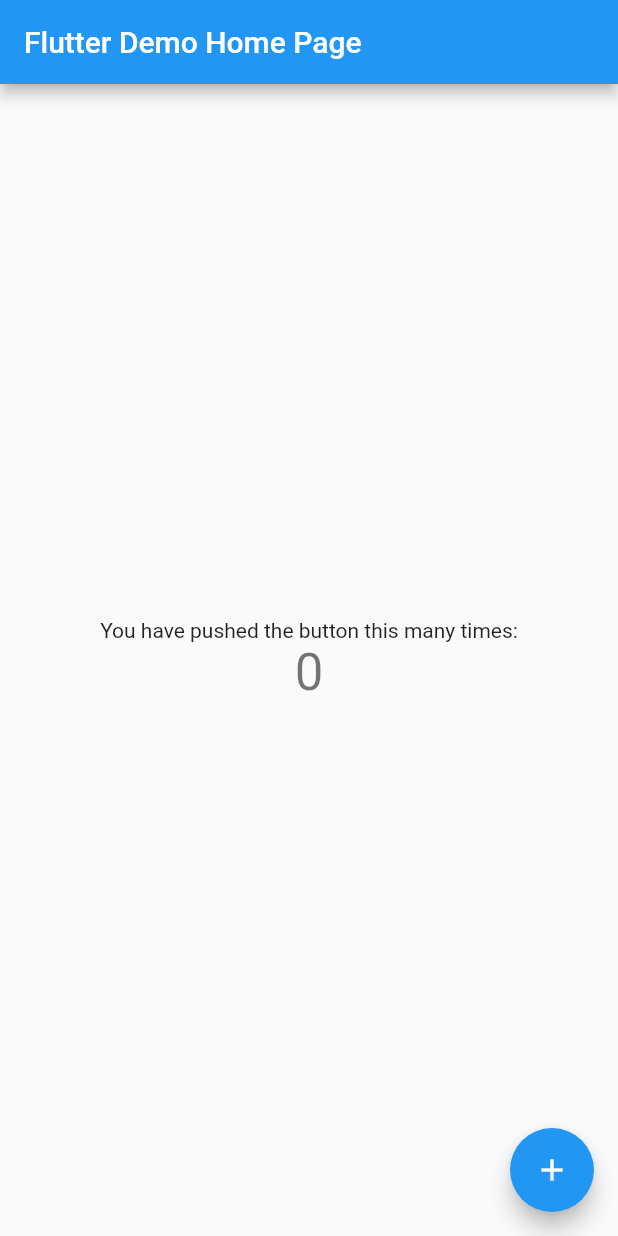
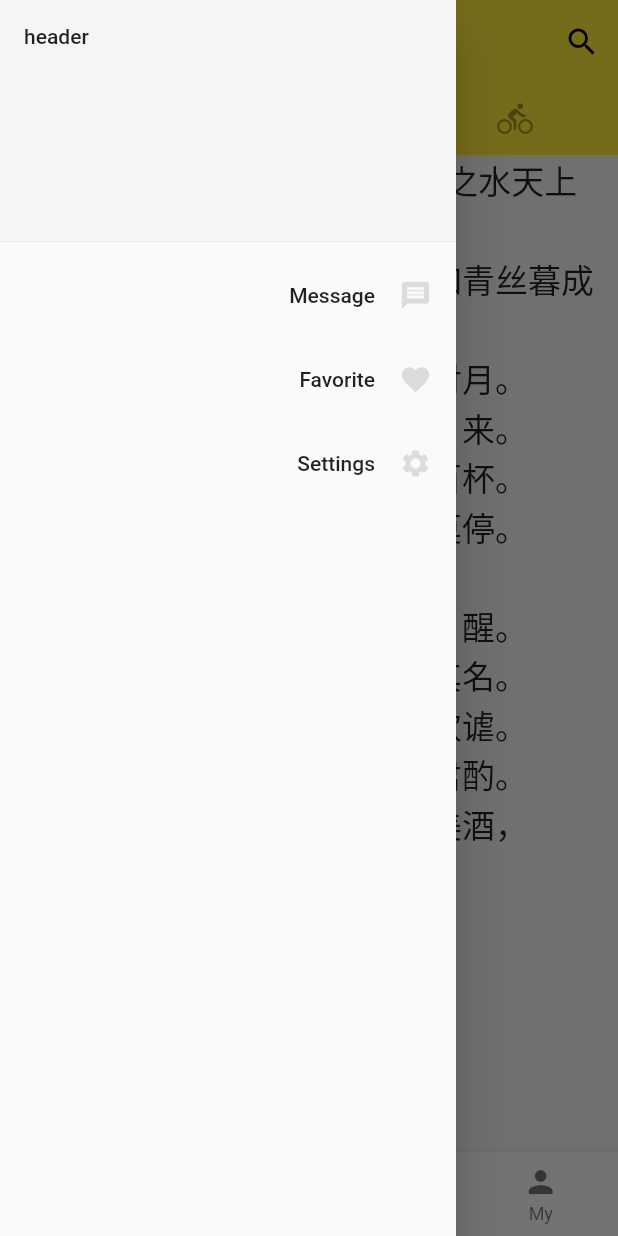
Before and after one commit to guobin211/flutter-material, a Flutter app: the screen it shows after launch, with the side drawer open (before the commit the screen has no drawer), on a phone screen of 412 x 824 dp. Run offline on Flutter 3.47's test engine with Material 2 defaults, Android fonts, the light colour scheme and no system bars.

Commit message:
flutter demo app

```diff
--- a/lib/main.dart
+++ b/lib/main.dart
@@ -1,111 +1,81 @@
 import 'package:flutter/material.dart';
+import 'package:flutter_app/widgets/bottom_navigation_bar_demo.dart';
+import 'package:flutter_app/widgets/drawer_demo.dart';
+import 'package:flutter_app/widgets/text_demo.dart';
 
 void main() => runApp(MyApp());
 
+/// App启动入口
 class MyApp extends StatelessWidget {
-  // This widget is the root of your application.
+  final String _title = 'flutter';
+
   @override
   Widget build(BuildContext context) {
+    /// 使用MaterialApp组件
     return MaterialApp(
-      title: 'Flutter Demo',
+      debugShowCheckedModeBanner: false,
+      title: _title,
       theme: ThemeData(
-        // This is the theme of your application.
-        //
-        // Try running your application with "flutter run". You'll see the
-        // application has a blue toolbar. Then, without quitting the app, try
-        // changing the primarySwatch below to Colors.green and then invoke
-        // "hot reload" (press "r" in the console where you ran "flutter run",
-        // or simply save your changes to "hot reload" in a Flutter IDE).
-        // Notice that the counter didn't reset back to zero; the application
-        // is not restarted.
-        primarySwatch: Colors.blue,
+        primarySwatch: Colors.yellow,
+        highlightColor: Color.fromRGBO(255, 255, 255, 0.5),
+        splashColor: Colors.white70,
       ),
-      home: MyHomePage(title: 'Flutter Demo Home Page'),
+      home: Home(_title),
     );
   }
 }
 
-class MyHomePage extends StatefulWidget {
-  MyHomePage({Key key, this.title}) : super(key: key);
+/// 主页面Home
+class Home extends StatelessWidget {
+  final String _title;
 
-  // This widget is the home page of your application. It is stateful, meaning
-  // that it has a State object (defined below) that contains fields that affect
-  // how it looks.
+  Home(this._title);
 
-  // This class is the configuration for the state. It holds the values (in this
-  // case the title) provided by the parent (in this case the App widget) and
-  // used by the build method of the State. Fields in a Widget subclass are
-  // always marked "final".
+  _menuPressed() {
+    print('_menuPress');
+  }
 
-  final String title;
-
-  @override
-  _MyHomePageState createState() => _MyHomePageState();
-}
-
-class _MyHomePageState extends State<MyHomePage> {
-  int _counter = 0;
-
-  void _incrementCounter() {
-    setState(() {
-      // This call to setState tells the Flutter framework that something has
-      // changed in this State, which causes it to rerun the build method below
-      // so that the display can reflect the updated values. If we changed
-      // _counter without calling setState(), then the build method would not be
-      // called again, and so nothing would appear to happen.
-      _counter++;
-    });
+  _searchPressed() {
+    print('_searchPressed');
   }
 
   @override
   Widget build(BuildContext context) {
-    // This method is rerun every time setState is called, for instance as done
-    // by the _incrementCounter method above.
-    //
-    // The Flutter framework has been optimized to make rerunning build methods
-    // fast, so that you can just rebuild anything that needs updating rather
-    // than having to individually change instances of widgets.
-    return Scaffold(
-      appBar: AppBar(
-        // Here we take the value from the MyHomePage object that was created by
-        // the App.build method, and use it to set our appbar title.
-        title: Text(widget.title),
+    return DefaultTabController(
+      length: 3,
+      child: Scaffold(
+        backgroundColor: Colors.grey[100],
+        appBar: AppBar(
+          leading: IconButton(icon: Icon(Icons.menu), tooltip: '导航栏', onPressed: _menuPressed),
+          title: Text(_title, style: TextStyle(fontSize: 20.0)),
+          actions: <Widget>[
+            IconButton(
+              icon: Icon(Icons.search),
+              tooltip: '搜索',
+              onPressed: _searchPressed,
+            )
+          ],
+          elevation: 0.0,
+          bottom: TabBar(
+              unselectedLabelColor: Colors.black38,
+              indicatorColor: Colors.black54,
+              indicatorSize: TabBarIndicatorSize.tab,
+              indicatorWeight: 1.5,
+              tabs: [
+                Tab(icon: Icon(Icons.local_florist)),
+                Tab(icon: Icon(Icons.change_history)),
+                Tab(icon: Icon(Icons.directions_bike)),
+              ]),
+        ),
+        body: TabBarView(
+            children: [
+              TextDemo(),
+              RichTextDemo(),
+              ContainerDemo(),
+            ]),
+        drawer: DrawerDemo(),
+        bottomNavigationBar: BottomNavigationBarDemo(),
       ),
-      body: Center(
-        // Center is a layout widget. It takes a single child and positions it
-        // in the middle of the parent.
-        child: Column(
-          // Column is also layout widget. It takes a list of children and
-          // arranges them vertically. By default, it sizes itself to fit its
-          // children horizontally, and tries to be as tall as its parent.
-          //
-          // Invoke "debug painting" (press "p" in the console, choose the
-          // "Toggle Debug Paint" action from the Flutter Inspector in Android
-          // Studio, or the "Toggle Debug Paint" command in Visual Studio Code)
-          // to see the wireframe for each widget.
-          //
-          // Column has various properties to control how it sizes itself and
-          // how it positions its children. Here we use mainAxisAlignment to
-          // center the children vertically; the main axis here is the vertical
-          // axis because Columns are vertical (the cross axis would be
-          // horizontal).
-          mainAxisAlignment: MainAxisAlignment.center,
-          children: <Widget>[
-            Text(
-              'You have pushed the button this many times:',
-            ),
-            Text(
-              '$_counter',
-              style: Theme.of(context).textTheme.display1,
-            ),
-          ],
-        ),
-      ),
-      floatingActionButton: FloatingActionButton(
-        onPressed: _incrementCounter,
-        tooltip: 'Increment',
-        child: Icon(Icons.add),
-      ), // This trailing comma makes auto-formatting nicer for build methods.
     );
   }
 }
--- /dev/null
+++ b/lib/models/post.dart
@@ -0,0 +1,6 @@
+class Post {
+  final String author;
+  final String title;
+  final String imgUrl;
+  const Post({this.title, this.author, this.imgUrl});
+}
--- /dev/null
+++ b/lib/widgets/bottom_navigation_bar_demo.dart
@@ -0,0 +1,34 @@
+import 'package:flutter/material.dart';
+
+/// 底部tab栏
+class BottomNavigationBarDemo extends StatefulWidget {
+  @override
+  State<StatefulWidget> createState() {
+    return _BottomNavigationBarDemoState();
+  }
+}
+
+class _BottomNavigationBarDemoState extends State<BottomNavigationBarDemo> {
+  int _currentIndex = 0;
+
+  void _onBarTap(int index) {
+    setState(() {
+      _currentIndex = index;
+    });
+  }
+
+  @override
+  Widget build(BuildContext context) {
+    return BottomNavigationBar(
+        type: BottomNavigationBarType.fixed,
+        fixedColor: Colors.black,
+        currentIndex: _currentIndex,
+        onTap: _onBarTap,
+        items: [
+          BottomNavigationBarItem(icon: Icon(Icons.explore), title: Text('Explore')),
+          BottomNavigationBarItem(icon: Icon(Icons.history), title: Text('History')),
+          BottomNavigationBarItem(icon: Icon(Icons.list), title: Text('List')),
+          BottomNavigationBarItem(icon: Icon(Icons.person), title: Text('My')),
+        ]);
+  }
+}
--- /dev/null
+++ b/lib/widgets/drawer_demo.dart
@@ -0,0 +1,34 @@
+import 'package:flutter/material.dart';
+
+/// 抽屉组件
+class DrawerDemo extends StatelessWidget {
+  @override
+  Widget build(BuildContext context) {
+    return Drawer(
+      child: ListView(
+        padding: EdgeInsets.zero,
+        children: <Widget>[
+          DrawerHeader(
+            child: Text('header'),
+            decoration: BoxDecoration(color: Colors.grey[100]),
+          ),
+          ListTile(
+            title: Text('Message', textAlign: TextAlign.right),
+            trailing: Icon(Icons.message, color: Colors.black12, size: 22.0),
+            onTap: () => Navigator.pop(context),
+          ),
+          ListTile(
+            title: Text('Favorite', textAlign: TextAlign.right),
+            trailing: Icon(Icons.favorite, color: Colors.black12, size: 22.0),
+            onTap: () => Navigator.pop(context),
+          ),
+          ListTile(
+            title: Text('Settings', textAlign: TextAlign.right),
+            trailing: Icon(Icons.settings, color: Colors.black12, size: 22.0),
+            onTap: () => Navigator.pop(context),
+          ),
+        ],
+      ),
+    );
+  }
+}
--- /dev/null
+++ b/lib/widgets/text_demo.dart
@@ -0,0 +1,120 @@
+import 'package:flutter/material.dart';
+
+String body = '''
+君不见，黄河之水天上来，奔流到海不复回。
+君不见，高堂明镜悲白发，朝如青丝暮成雪。
+人生得意须尽欢，莫使金樽空对月。
+天生我材必有用，千金散尽还复来。
+烹羊宰牛且为乐，会须一饮三百杯。
+岑夫子，丹丘生，将进酒，杯莫停。
+与君歌一曲，请君为我倾耳听。
+钟鼓馔玉不足贵，但愿长醉不复醒。
+古来圣贤皆寂寞，惟有饮者留其名。
+陈王昔时宴平乐，斗酒十千恣欢谑。
+主人何为言少钱，径须沽取对君酌。
+五花马，千金裘，呼儿将出换美酒，
+与尔同销万古愁。
+''';
+
+/// 布局容器
+class ContainerDemo extends StatelessWidget {
+  @override
+  Widget build(BuildContext context) {
+    return Container(
+      color: Colors.grey[100],
+      child: Row(
+        mainAxisAlignment: MainAxisAlignment.center,
+        children: <Widget>[
+          Container(
+            child: Icon(
+              Icons.pool,
+              size: 32.0,
+              color: Colors.white,
+            ),
+
+            /// 背景色
+            padding: EdgeInsets.all(16.0),
+            margin: EdgeInsets.all(20.0),
+            width: 90.0,
+            height: 90.0,
+
+            /// 盒模型
+            decoration: BoxDecoration(
+
+                /// 背景色
+                color: Color.fromRGBO(3, 54, 255, 1),
+
+                /// 边框
+                border: Border.all(
+                  color: Colors.indigoAccent[100],
+                  width: 3.0,
+                  style: BorderStyle.solid,
+                ),
+
+                /// 设置四个圆角
+                // borderRadius: BorderRadius.circular(24.0),
+                /// 圆形快捷方式
+                shape: BoxShape.circle,
+
+                /// 渐变效果
+//                gradient: RadialGradient(colors: [
+//                  Color.fromRGBO(7, 102, 255, 1.0),
+//                  Color.fromRGBO(3, 28, 128, 1.0)
+//                ]),
+                gradient: LinearGradient(
+                  colors: [
+                    Color.fromRGBO(7, 102, 255, 1.0),
+                    Color.fromRGBO(3, 28, 128, 1.0),
+                  ],
+                  begin: Alignment.topCenter,
+                  end: Alignment.bottomCenter,
+                ),
+
+                /// 阴影
+                boxShadow: [
+                  BoxShadow(
+                    offset: Offset(0.0, 16.0),
+                    color: Color.fromRGBO(16, 20, 188, 1.0),
+                    blurRadius: 25.0,
+                    spreadRadius: -9.0,
+                  )
+                ]),
+          )
+        ],
+      ),
+    );
+  }
+}
+
+/// 文本组件
+class TextDemo extends StatelessWidget {
+  final String _title = '将进酒';
+  final String _author = '李白';
+  final TextStyle _textStyle = TextStyle(fontSize: 22.0);
+
+  @override
+  Widget build(BuildContext context) {
+    return Text(
+      '《$_title》 $_author $body',
+      textAlign: TextAlign.left,
+      style: _textStyle,
+    );
+  }
+}
+
+/// 富文本
+class RichTextDemo extends StatelessWidget {
+  @override
+  Widget build(BuildContext context) {
+    return RichText(
+      text: TextSpan(
+          text: '将进酒',
+          style: TextStyle(color: Colors.deepOrangeAccent, fontSize: 34.0, fontStyle: FontStyle.italic),
+          children: [
+            TextSpan(
+                text: '李白',
+                style: TextStyle(fontSize: 17.0, color: Colors.black, fontStyle: FontStyle.normal))
+          ]),
+    );
+  }
+}
```
Also changed, not shown: lib/widgets/widget.dart (added, +50 -0 lines), pubspec.yaml (+11 -7 lines), 8 other files.
